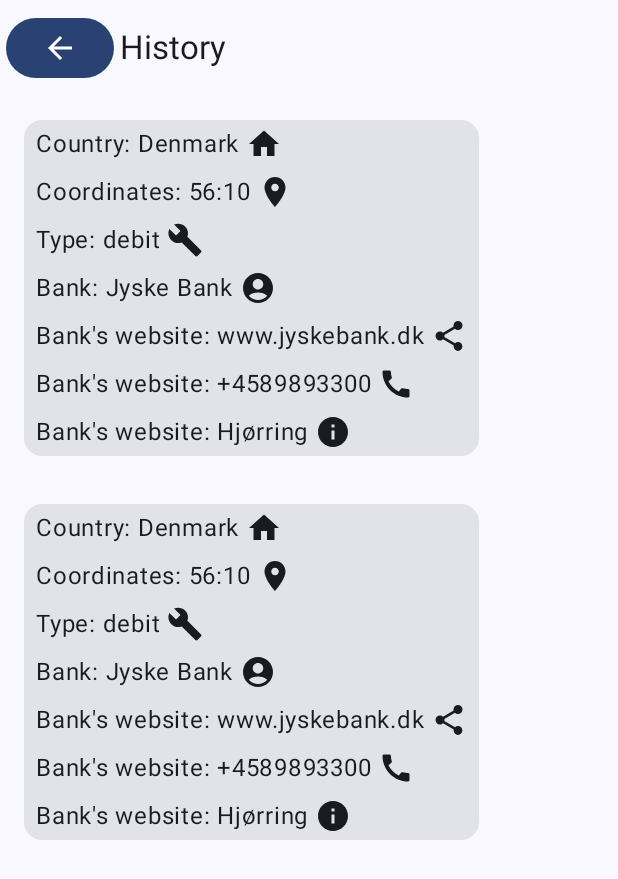
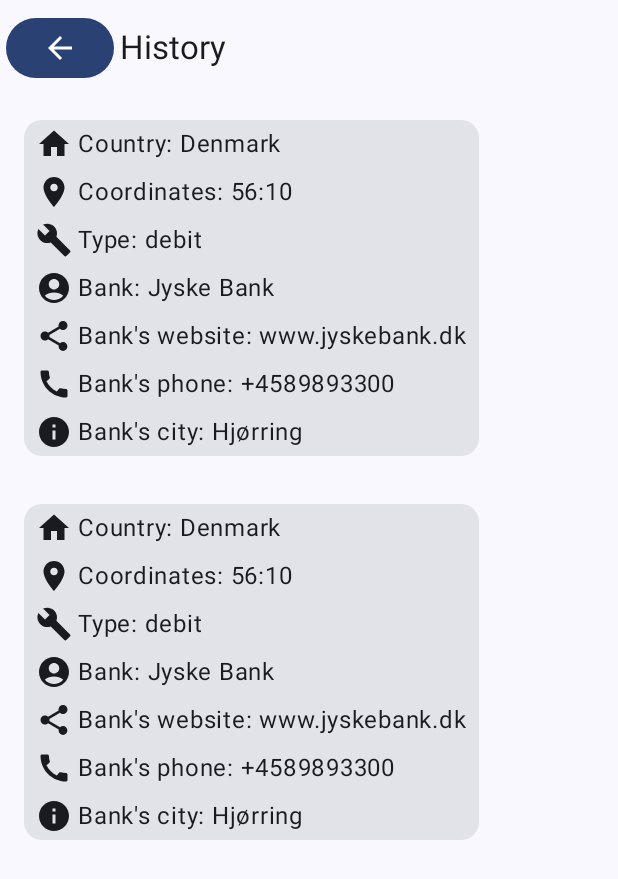
Before and after one commit to vesnanervah/bin_reader, an Android app built with Jetpack Compose: the screen it shows after launch (MainActivity), after a tap on "History", on a phone screen of 412 x 824 dp. Shown: the top 879 px of the screen. Run offline under Robolectric (Android 15) with nearby library versions, the phone set to English and light mode, and no system bars; 1 other tap on this screen came first.

Commit message:
fix: info rows titles dublicates

```diff
--- a/app/src/main/java/com/example/binreader/ui/common/BinInfoCard.kt
+++ b/app/src/main/java/com/example/binreader/ui/common/BinInfoCard.kt
@@ -30,8 +30,8 @@ fun BinInfoCard(binInfo: BinInfo, modifier: Modifier = Modifier) {
             if (binInfo.country?.name != null)
                 BinInfoRow("Country: ${binInfo.country.name}", Icons.Default.Home)
             // TODO: open map on coordinates tap
-            if (binInfo.country?.latitude != null && binInfo.country?.longitude != null)
-                BinInfoRow("Coordinates: ${binInfo.country?.latitude}:${binInfo.country?.longitude}", Icons.Default.LocationOn)
+            if (binInfo.country?.latitude != null && binInfo.country.longitude != null)
+                BinInfoRow("Coordinates: ${binInfo.country.latitude}:${binInfo.country.longitude}", Icons.Default.LocationOn)
             if (binInfo.type != null)
                 BinInfoRow("Type: ${binInfo.type}", Icons.Default.Build)
             if (binInfo.bank?.name != null)
@@ -41,17 +41,17 @@ fun BinInfoCard(binInfo: BinInfo, modifier: Modifier = Modifier) {
                 BinInfoRow("Bank's website: ${binInfo.bank.url}", Icons.Default.Share)
             // TODO: open caller
             if (binInfo.bank?.phone != null)
-                BinInfoRow("Bank's website: ${binInfo.bank.phone }", Icons.Default.Call)
+                BinInfoRow("Bank's phone: ${binInfo.bank.phone }", Icons.Default.Call)
             if (binInfo.bank?.city != null)
-                BinInfoRow("Bank's website: ${binInfo.bank.city }", Icons.Default.Info)
+                BinInfoRow("Bank's city: ${binInfo.bank.city }", Icons.Default.Info)
         }
     }
 }
 
 @Composable
-private fun BinInfoRow(text: String, icon: ImageVector, modifier: androidx.compose.ui.Modifier = androidx.compose.ui.Modifier) {
+private fun BinInfoRow(text: String, icon: ImageVector, modifier: Modifier = Modifier) {
     Row(modifier.padding(vertical = 4.dp)) {
-        Text(text, androidx.compose.ui.Modifier.padding(end = 4.dp))
         Icon(icon, "")
+        Text(text, Modifier.padding(start = 4.dp))
     }
 }
```
